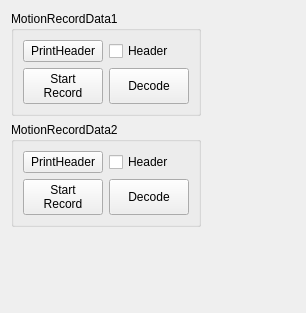
This is App/DataQueueRecordPanel/DataQueueRecordPanel.ui in windsgo/edm_project as Qt 5 draws it before an edit. The edited form follows.
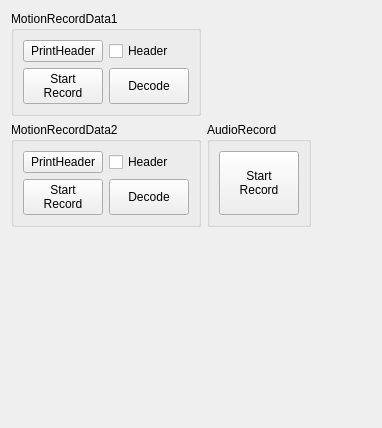
This is the edited form.

What changed in the file:
```diff
--- a/App/DataQueueRecordPanel/DataQueueRecordPanel.ui
+++ b/App/DataQueueRecordPanel/DataQueueRecordPanel.ui
@@ -6,26 +6,39 @@
    <rect>
     <x>0</x>
     <y>0</y>
-    <width>306</width>
-    <height>313</height>
+    <width>382</width>
+    <height>428</height>
    </rect>
   </property>
   <property name="windowTitle">
    <string>Form</string>
   </property>
   <layout class="QGridLayout" name="gridLayout">
-   <item row="2" column="0">
-    <spacer name="verticalSpacer">
-     <property name="orientation">
-      <enum>Qt::Vertical</enum>
+   <item row="1" column="1">
+    <widget class="QGroupBox" name="groupBox_3">
+     <property name="title">
+      <string>AudioRecord</string>
      </property>
-     <property name="sizeHint" stdset="0">
-      <size>
-       <width>20</width>
-       <height>40</height>
-      </size>
-     </property>
-    </spacer>
+     <layout class="QGridLayout" name="gridLayout_4">
+      <item row="1" column="0">
+       <widget class="QPushButton" name="pb_start_audio_record">
+        <property name="sizePolicy">
+         <sizepolicy hsizetype="Preferred" vsizetype="Preferred">
+          <horstretch>0</horstretch>
+          <verstretch>0</verstretch>
+         </sizepolicy>
+        </property>
+        <property name="text">
+         <string>Start
+Record</string>
+        </property>
+        <property name="checkable">
+         <bool>true</bool>
+        </property>
+       </widget>
+      </item>
+     </layout>
+    </widget>
    </item>
    <item row="0" column="0">
     <widget class="QGroupBox" name="groupBox">
@@ -80,15 +93,15 @@
      </layout>
     </widget>
    </item>
-   <item row="0" column="1">
-    <spacer name="horizontalSpacer">
+   <item row="2" column="0">
+    <spacer name="verticalSpacer">
      <property name="orientation">
-      <enum>Qt::Horizontal</enum>
+      <enum>Qt::Vertical</enum>
      </property>
      <property name="sizeHint" stdset="0">
       <size>
-       <width>40</width>
-       <height>20</height>
+       <width>20</width>
+       <height>40</height>
       </size>
      </property>
     </spacer>
@@ -146,6 +159,32 @@
      </layout>
     </widget>
    </item>
+   <item row="1" column="2">
+    <spacer name="horizontalSpacer_2">
+     <property name="orientation">
+      <enum>Qt::Horizontal</enum>
+     </property>
+     <property name="sizeHint" stdset="0">
+      <size>
+       <width>40</width>
+       <height>20</height>
+      </size>
+     </property>
+    </spacer>
+   </item>
+   <item row="0" column="1" colspan="2">
+    <spacer name="horizontalSpacer">
+     <property name="orientation">
+      <enum>Qt::Horizontal</enum>
+     </property>
+     <property name="sizeHint" stdset="0">
+      <size>
+       <width>40</width>
+       <height>20</height>
+      </size>
+     </property>
+    </spacer>
+   </item>
   </layout>
  </widget>
  <resources/>
```
